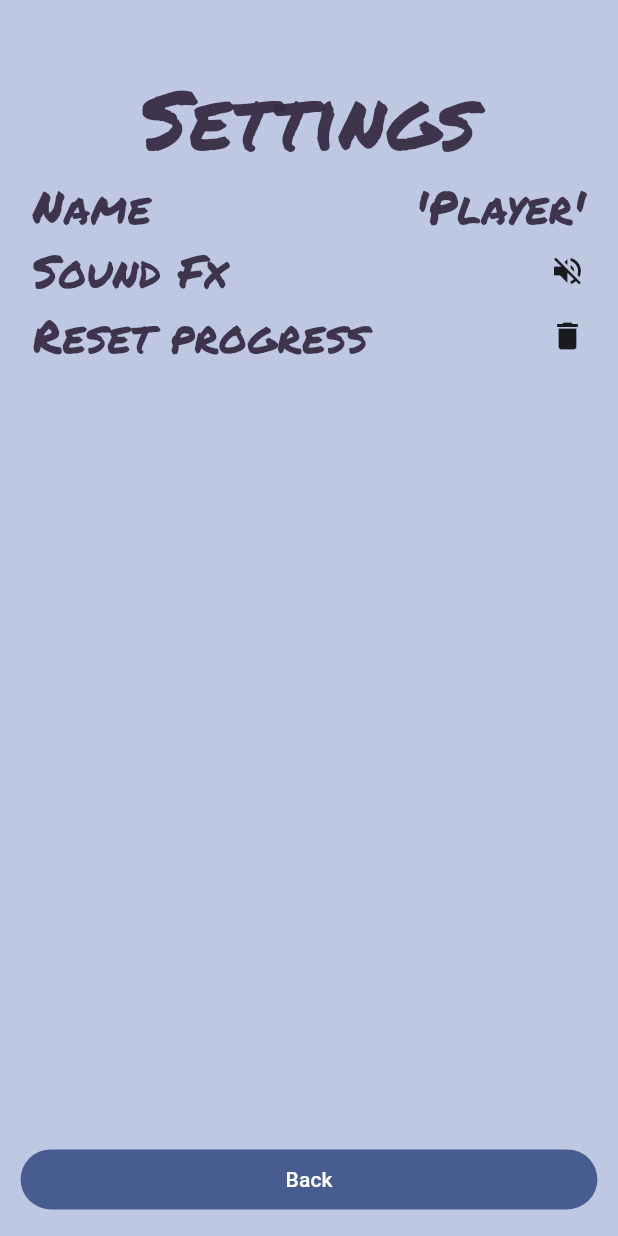
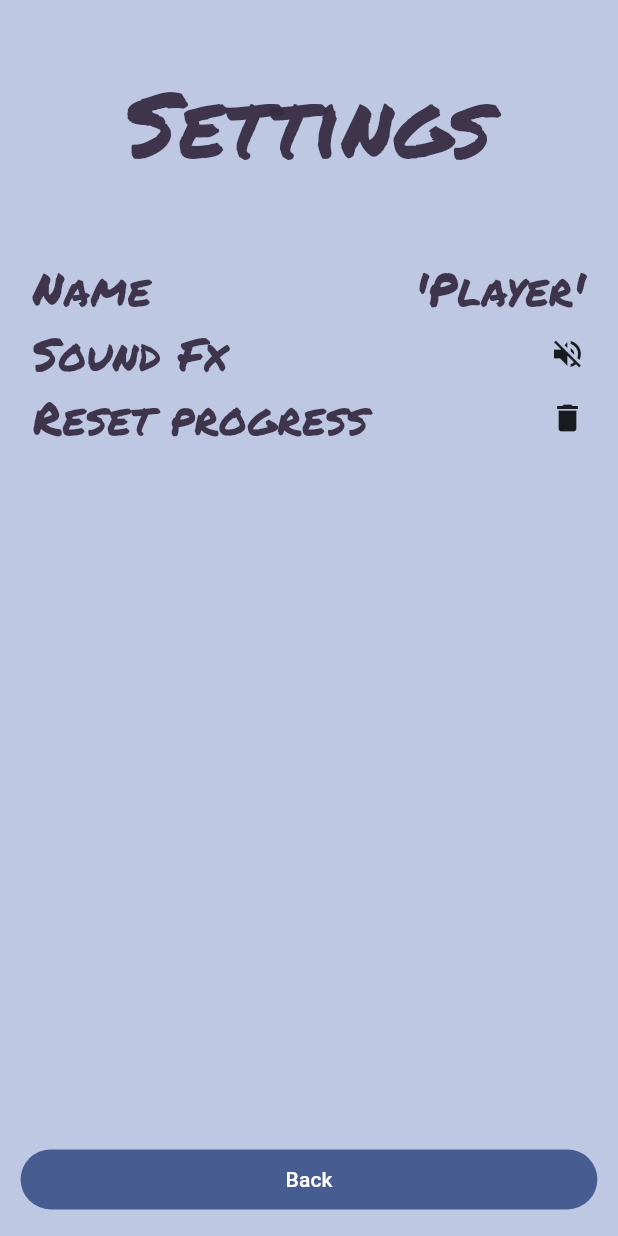
Before and after one commit to freemancho1/game_template, a Flutter app: the SettingsScreen screen opened by its route, on a phone screen of 412 x 824 dp. Run offline on Flutter 3.47's test engine with Material 2 defaults, Android fonts, the phone set to English and light mode, and no system bars; our stand-ins replace firebase_crashlytics, go_router, shared_preferences; accounts and stored records are empty; statements that could not run were skipped.

Commit message:
20230422.0911

```diff
--- a/lib/config.dart
+++ b/lib/config.dart
@@ -3,10 +3,24 @@ import 'package:intl/intl.dart';
 import 'package:logging/logging.dart';
 
 class AppCfg {
+  static const TextStyle styleMainTitle = TextStyle(
+    fontFamily: 'Permanent Marker',
+    fontSize: 60,
+    height: 1,
+  );
+  static const TextStyle styleSettingsItem = TextStyle(
+    fontFamily: 'Permanent Marker',
+    fontSize: 30,
+  );
+  static const styleSelectLevel = styleSettingsItem;
+
   static const baseEdgeSize = 8.0;
   static const hGap10 = SizedBox(height: 10,);
   static const wGap10 = SizedBox(width: 10,);
-  static const gapSS = SizedBox(height: 60,);   /// SettingsScreen
+  static const paddingSLS = EdgeInsets.all(16);   /// SelectLevelScreen
+  static const gapSLS = SizedBox(height: 50,);
+  static const gapMB = EdgeInsets.only(top: 32);  /// MutedButton in MainMenu
+  static const gapSS = SizedBox(height: 60,);     /// SettingsScreen
 
   static const largeWidth = 900;
 
@@ -20,5 +34,10 @@ class AppCfg {
 
   static const maxHighestScoresPerPlayer = 10;
 
+  static const pageTransitionDuration = Duration(milliseconds: 700);
+  static const pageOpacityDuration = Duration(milliseconds: 300);
+  static const durationCelebration = Duration(milliseconds: 2000);
+  static const durationPreCelebration = Duration(milliseconds: 500);
+
   static String formatTwoDigit(int value) => NumberFormat('00').format(value);
 }
--- a/lib/main.dart
+++ b/lib/main.dart
@@ -3,6 +3,8 @@ import 'package:flutter/foundation.dart';
 import 'package:flutter/material.dart';
 import 'package:flutter/services.dart';
 import 'package:game_template/src/app_lifecycle/app_lifecycle.dart';
+import 'package:game_template/src/level_selection/level_selection_screen.dart';
+import 'package:game_template/src/level_selection/levels.dart';
 import 'package:game_template/src/main_menu/main_menu_screen.dart';
 import 'package:game_template/src/player_progress/persistence/player_progress_persistence.dart';
 import 'package:game_template/src/player_progress/persistence/player_progress_persistence_ls.dart';
@@ -12,6 +14,7 @@ import 'package:game_template/src/settings/persistence/settings_persistence_ls.d
 import 'package:game_template/src/settings/settings_controller.dart';
 import 'package:game_template/src/settings/settings_screen.dart';
 import 'package:game_template/src/style/palette.dart';
+import 'package:game_template/src/style/play_transition.dart';
 import 'package:game_template/src/style/snack_bar.dart';
 import 'package:go_router/go_router.dart';
 import 'package:game_template/config.dart';
@@ -47,7 +50,9 @@ void guardedMain() {
   WidgetsFlutterBinding.ensureInitialized();
 
   _log.info('++ 전체화면 모드');
-  SystemChrome.setEnabledSystemUIMode(SystemUiMode.edgeToEdge,);
+  SystemChrome.setEnabledSystemUIMode(
+    /// 화면 상/하단의 상태창을 숨김(상하단을 클릭하면 상태창이 나왔다 바로 들어감)
+    SystemUiMode.immersiveSticky,);
 
   // Todo: 준비가되면 아래 각 컨트롤러를 완성해야 함.(광고, 게임서비스, 인앱결제)
 
@@ -81,7 +86,7 @@ class GameMain extends StatelessWidget {
             create: (context) {
               PlayerProgress progress =
                 PlayerProgress(playerProgressPersistence);
-              // todo: Future<void>인데 그냥 부르네?
+              /// Provider내에서는 await를 사용하지 않나?
               progress.getLatestFromStore();
               return progress;
             }
@@ -90,6 +95,7 @@ class GameMain extends StatelessWidget {
             lazy: false,
             create: (context) => SettingsController(
               persistence: settingsPersistence
+               /// async 함수임에도 특별히 await를 사용하지 않음(Provider와 관련있어보임)
             )..loadStateFromPersistence(),    /// 초기화
           ),
           /// [Palette] 상태정보 제공,
@@ -131,6 +137,28 @@ class GameMain extends StatelessWidget {
           const MainMenuScreen(key: Key('main menu')),
         routes: [
           GoRoute(
+            path: 'play',
+            pageBuilder: (context, state) => buildPlayTransition<void>(
+              child: const LevelSelectionScreen(key: Key('level selection')),
+              color: context.watch<Palette>().backgroundLevelSelection,
+            ),
+            routes: [
+              GoRoute(
+                path: 'session/:level',
+                pageBuilder: (context, state) {
+                  final levelNumber = int.parse(state.params['level']!);
+                  final level = gameLevels
+                    .singleWhere((element) => element.number == levelNumber);
+                  return buildPlayTransition<void>(
+                    // todo: PlaySessionScreen 개발 후 구현
+                    child: ,
+                    color: color
+                  ),
+                }
+              )
+            ]
+          ),
+          GoRoute(
             path: 'settings',
             builder: (context, state) =>
                 const SettingsScreen(key: Key('settings'),),
--- /dev/null
+++ b/lib/src/level_selection/levels.dart
@@ -0,0 +1,38 @@
+class GameLevel {
+  final int number;
+  final int difficulty;
+  /// 아래 두개는 둘다 있거나, 둘다 없어야 함
+  final String? achievementIdIOS;
+  final String? achievementIdAndroid;
+  const GameLevel({
+    required this.number,
+    required this.difficulty,
+    this.achievementIdIOS,
+    this.achievementIdAndroid,
+  }) : assert(
+    /// 둘다 있거나, 없거나
+    (achievementIdIOS != null && achievementIdAndroid != null) ||
+    (achievementIdIOS == null && achievementIdAndroid == null)
+  );
+
+  bool get awardsAchievement => achievementIdAndroid != null;
+}
+
+const gameLevels = [
+  GameLevel(
+    number: 1,
+    difficulty: 5,
+    achievementIdIOS: 'first_win',
+    achievementIdAndroid: 'adafASDFafafdsa',    /// 임의문자
+  ),
+  GameLevel(
+    number: 2,
+    difficulty: 33,
+  ),
+  GameLevel(
+    number: 3,
+    difficulty: 99,
+    achievementIdIOS: 'finished',
+    achievementIdAndroid: 'fdklasfaDFadsfasf',    /// 임의문자
+  ),
+];
--- a/lib/src/settings/settings_screen.dart
+++ b/lib/src/settings/settings_screen.dart
@@ -15,6 +15,8 @@ class SettingsScreen extends StatelessWidget {
   @override
   Widget build(BuildContext context) {
     final settings = context.watch<SettingsController>();
+    /// context.watch: 상태변화를 주시(변경 시 UI변경)
+    /// context.read: 상태를 즉시 읽어와 처리
     final palette = context.watch<Palette>();
 
     return Scaffold(
@@ -26,13 +28,9 @@ class SettingsScreen extends StatelessWidget {
             const Text(
               'Settings',
               textAlign: TextAlign.center,
-              style: TextStyle(
-                fontFamily: 'Permanent Marker',
-                fontSize: 55,
-                height: 1,
-              ),
+              style: AppCfg.styleMainTitle,
             ),
-            AppCfg.hGap10,
+            AppCfg.gapSS,
             const _NameChangeLine('Name'),
             ValueListenableBuilder<bool>(
               valueListenable: settings.soundsOn,
@@ -70,6 +68,10 @@ class _NameChangeLine extends StatelessWidget {
   @override
   Widget build(BuildContext context) {
     final settings = context.watch<SettingsController>();
+    /// InkResponse:
+    ///   GestureDetector를 랩핑한 형태로, Meterial Design의 터치 피드백을 지원
+    ///   부모보다 적은 크기의 작은 위젯으로 터치 이벤트만 처리함
+    /// GestureDetector: 가장 일반적인 터치/드레그 등을 지원하는 위젯
     return InkResponse(
       highlightShape: BoxShape.rectangle,
       onTap: () => showGeneralDialog(
@@ -84,20 +86,15 @@ class _NameChangeLine extends StatelessWidget {
           children: [
             Text(
               title,
-              style: const TextStyle(
-                fontFamily: 'Permanent Marker',
-                fontSize: 30,
-              ),
+              style: AppCfg.styleSettingsItem,
             ),
             const Spacer(),
             ValueListenableBuilder(
+              /// 아래값이 변경될 때마다 builder를 호출(변경된 값은 'name'으로 감)
               valueListenable: settings.playerName,
-              builder: (context, name, child) => Text(
+              builder: (context, name, _) => Text(
                 "'$name'",
-                style: const TextStyle(
-                  fontFamily: 'Permanent Marker',
-                  fontSize: 30,
-                ),
+                style: AppCfg.styleSettingsItem,
               ),
             ),
           ],
@@ -111,7 +108,6 @@ class _SettingsLine extends StatelessWidget {
   final String title;
   final Widget icon;
   final VoidCallback? onSelected;
-  // todo: {this.onSelected}를 어떻게 호출하는지 확인.
   const _SettingsLine(this.title, this.icon, {this.onSelected});
 
   @override
@@ -129,10 +125,7 @@ class _SettingsLine extends StatelessWidget {
                 title,
                 maxLines: 1,
                 overflow: TextOverflow.ellipsis,
-                style: const TextStyle(
-                  fontFamily: 'Permanent Marker',
-                  fontSize: 30,
-                ),
+                style: AppCfg.styleSettingsItem,
               )
             ),
             icon
```
Also changed, not shown: lib/src/games_services/score.dart (added, +43 -0 lines), lib/src/level_selection/level_selection_screen.dart (added, +56 -0 lines), lib/src/main_menu/main_menu_screen.dart (+20 -9 lines), lib/src/play_session/play_session_screen.dart (added, +62 -0 lines), lib/src/style/play_transition.dart (added, +100 -0 lines).
